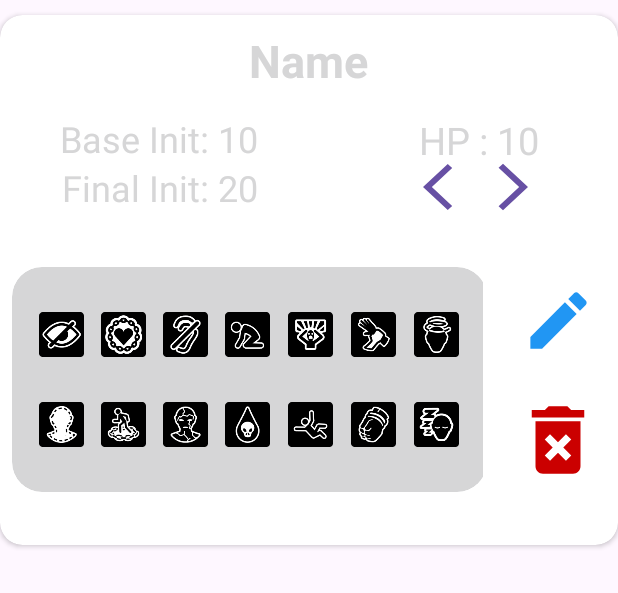
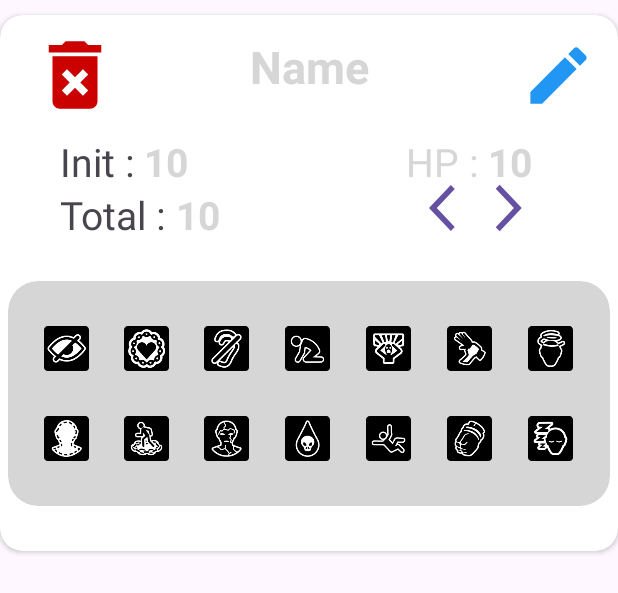
Before and after one commit to ferregsal/InitiativeApp, an Android app: the layout item_character.xml on its own in the app's theme, with its tools: preview values and no code run, on a phone screen of 412 x 824 dp. Shown: the top 593 px of the screen. Run offline under Robolectric (Android 15) with nearby library versions, the phone set to English and light mode, and no system bars.

Commit message:
Retoques en Item Character

```diff
--- a/app/src/main/java/com/example/initiativeapp/Adapters/CharacterAdapter.kt
+++ b/app/src/main/java/com/example/initiativeapp/Adapters/CharacterAdapter.kt
@@ -63,8 +63,8 @@ private val onItemSubstractHpClickListener: (Int) -> Unit
 
         fun render(character: Character) {
             binding.nameTextView.text = character.name
-            binding.initTextview.text = "Base Init : ${character.initiative.toString()}"
-            binding.hpTextview.text = "HP : ${character.hp.toString()}"
+            binding.initTextview.text = character.initiative.toString()
+            binding.hpTextview.text = character.hp.toString()
 
 
         }
--- a/app/src/main/res/layout/item_character.xml
+++ b/app/src/main/res/layout/item_character.xml
@@ -19,17 +19,47 @@
             android:layout_width="match_parent"
             android:layout_height="match_parent"
             android:orientation="vertical">
+        <LinearLayout
+            android:layout_width="match_parent"
+            android:layout_height="match_parent"
+            android:orientation="horizontal">
+            <ImageButton
+                android:id="@+id/deleteImageButton"
+                android:layout_width="80dp"
+
+                android:layout_height="80dp"
+                android:layout_gravity="bottom|right"
+
+                android:layout_marginLeft="10dp"
+                android:background="#00FFFFFF"
+                android:contentDescription="Delete Task"
+                android:src="@drawable/delete_icon"
+                />
             <TextView
         android:id="@+id/nameTextView"
         android:layout_width="wrap_content"
         android:layout_height="wrap_content"
         android:layout_gravity="center"
         android:layout_marginTop="10dp"
+        android:textAlignment="center"
         android:text="Name"
         android:textColor="@color/black"
         android:textSize="30sp"
+                android:layout_weight="1"
             android:layout_marginBottom="15dp"
-        android:textStyle="bold" />
+        android:textStyle="bold"
+                />
+            <ImageButton
+                android:id="@+id/editImageButton"
+                android:layout_width="80dp"
+                android:layout_height="80dp"
+                android:layout_gravity="bottom|left"
+                android:layout_marginLeft="10dp"
+                android:background="#00FFFFFF"
+                android:contentDescription="Delete Task"
+                android:src="@drawable/edit_icon" />
+
+        </LinearLayout>
 
     <androidx.constraintlayout.widget.ConstraintLayout
         android:id="@+id/constraint"
@@ -45,24 +75,42 @@
             android:orientation="vertical"
             app:layout_constraintBottom_toBottomOf="parent"
             app:layout_constraintEnd_toEndOf="parent">
+        <LinearLayout
+            android:layout_width="wrap_content"
+            android:layout_height="wrap_content"
+            android:orientation="horizontal"
+            >
+            <TextView
+                android:layout_width="wrap_content"
+                android:layout_height="30dp"
+                android:text="HP : "
+                android:textColor="@color/black"
+                android:textSize="26dp"
+                android:textAlignment="center"
+                />
+            <Space
+                android:layout_width="0dp"
+                android:layout_height="match_parent"
+                android:layout_weight="1"/>
         <TextView
             android:id="@+id/hpTextview"
-            android:layout_width="105dp"
+            android:layout_width="wrap_content"
             android:layout_height="30dp"
-            android:text="HP : 10"
+            android:text="10"
             android:textColor="@color/black"
-            android:textSize="25dp"
-            android:textAlignment="center"
+            android:textSize="26dp"
+            android:textStyle="bold"
             />
+        </LinearLayout>
             <LinearLayout
-                android:layout_width="match_parent"
+                android:layout_width="wrap_content"
                 android:layout_height="wrap_content"
                 android:orientation="horizontal"
                 android:paddingHorizontal="15dp"
                 >
             <Button
                 android:id="@+id/substractHpButton"
-                android:layout_width="40dp"
+                android:layout_width="35dp"
                 android:layout_height="wrap_content"
                 android:background="@drawable/substract_arrow_icon"
 
@@ -75,7 +123,7 @@
 
                 <Button
                     android:id="@+id/addHpButton"
-                    android:layout_width="40dp"
+                    android:layout_width="35dp"
                     android:layout_height="wrap_content"
                     android:background="@drawable/add_arrow_icon" />
             </LinearLayout>
@@ -85,30 +133,56 @@
             android:layout_height="wrap_content"
             android:orientation="vertical"
             tools:ignore="MissingConstraints">
+        <LinearLayout
+            android:layout_width="wrap_content"
+            android:layout_height="wrap_content"
+            android:orientation="horizontal"
+            tools:ignore="MissingConstraints">
+            <TextView
+                android:layout_width="0dp"
+                android:layout_height="match_parent"
+                android:text="Init : "
+                android:textSize="26dp"
+                android:layout_weight="1"
+                />
         <TextView
             android:id="@+id/initTextview"
             android:layout_width="wrap_content"
             android:layout_height="wrap_content"
             android:layout_gravity="end"
-            android:text="Base Init: 10"
+            android:text="10"
             android:textAlignment="textEnd"
             android:textColor="@color/black"
-            android:textSize="24sp"
+            android:textSize="26sp"
+            android:textStyle="bold"
             app:layout_constraintStart_toStartOf="parent"
             tools:ignore="MissingConstraints" />
-
+        </LinearLayout>
+            <LinearLayout
+                android:layout_width="wrap_content"
+                android:layout_height="wrap_content"
+                android:orientation="horizontal"
+                tools:ignore="MissingConstraints">
+                <TextView
+                    android:layout_width="0dp"
+                    android:layout_height="match_parent"
+                    android:text="Total : "
+                    android:textSize="26dp"
+                    android:layout_weight="1"
+                    />
                 <TextView
                     android:id="@+id/finalInitTextview"
                     android:layout_width="wrap_content"
                     android:layout_height="wrap_content"
                     android:layout_gravity="end"
-            android:text="Final Init: 20"
+                    android:text="10"
                     android:textAlignment="textEnd"
                     android:textColor="@color/black"
-            android:textSize="24sp"
+                    android:textSize="26dp"
+                    android:textStyle="bold"
                     app:layout_constraintStart_toStartOf="parent"
-            tools:ignore="MissingConstraints"
-            tools:layout_editor_absoluteY="32dp" />
+                    tools:ignore="MissingConstraints" />
+            </LinearLayout>
         </LinearLayout>
     </androidx.constraintlayout.widget.ConstraintLayout>
     <LinearLayout
@@ -132,7 +206,7 @@
             app:cardCornerRadius="20dp"
             app:cardElevation="0dp"
             android:layout_marginStart="5dp"
-
+            android:layout_marginEnd="5dp"
             >
 
             <LinearLayout
@@ -423,31 +497,8 @@
             android:layout_height="wrap_content"
             android:orientation="vertical"
             android:layout_weight="0">
-            <ImageButton
-                android:id="@+id/editImageButton"
-                android:layout_width="80dp"
-                android:layout_height="80dp"
-                android:layout_gravity="bottom|right"
-                android:layout_marginTop="30dp"
-                android:layout_marginLeft="10dp"
-                android:background="#00FFFFFF"
-                android:contentDescription="Delete Task"
-                android:src="@drawable/edit_icon"
 
-                />
-        <ImageButton
-            android:id="@+id/deleteImageButton"
-            android:layout_width="80dp"
 
-            android:layout_height="80dp"
-            android:layout_gravity="bottom|right"
-            android:layout_marginBottom="30dp"
-            android:layout_marginLeft="10dp"
-            android:background="#00FFFFFF"
-            android:contentDescription="Delete Task"
-            android:src="@drawable/delete_icon"
-
-            />
         </LinearLayout>
     </LinearLayout>
  </LinearLayout>
```
Lines whose indentation alone changed are shown as unchanged.
